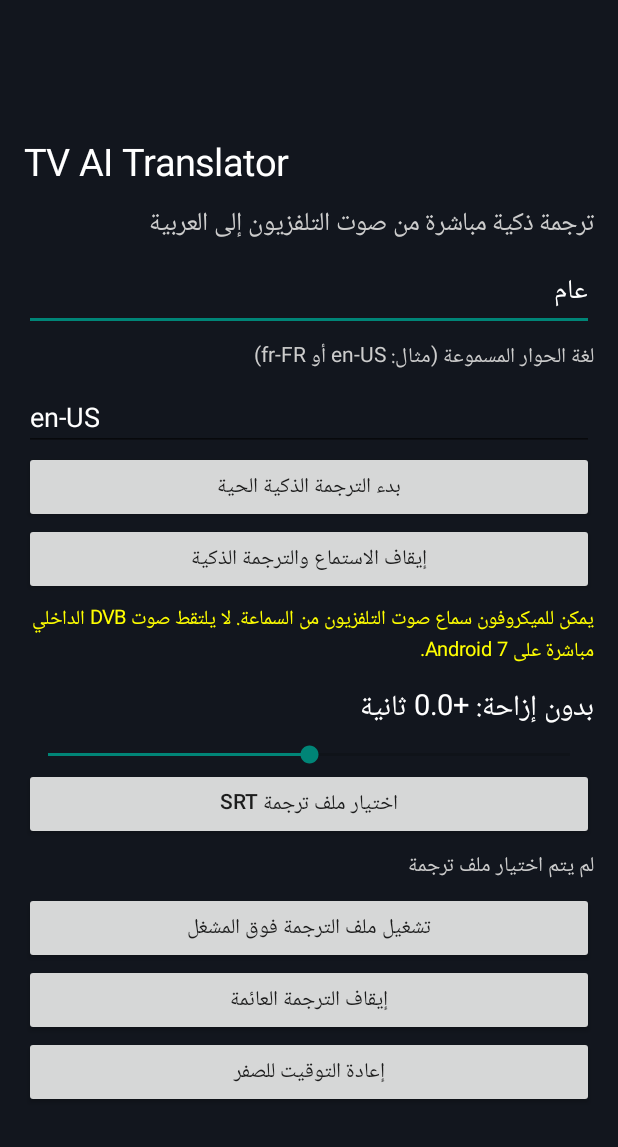
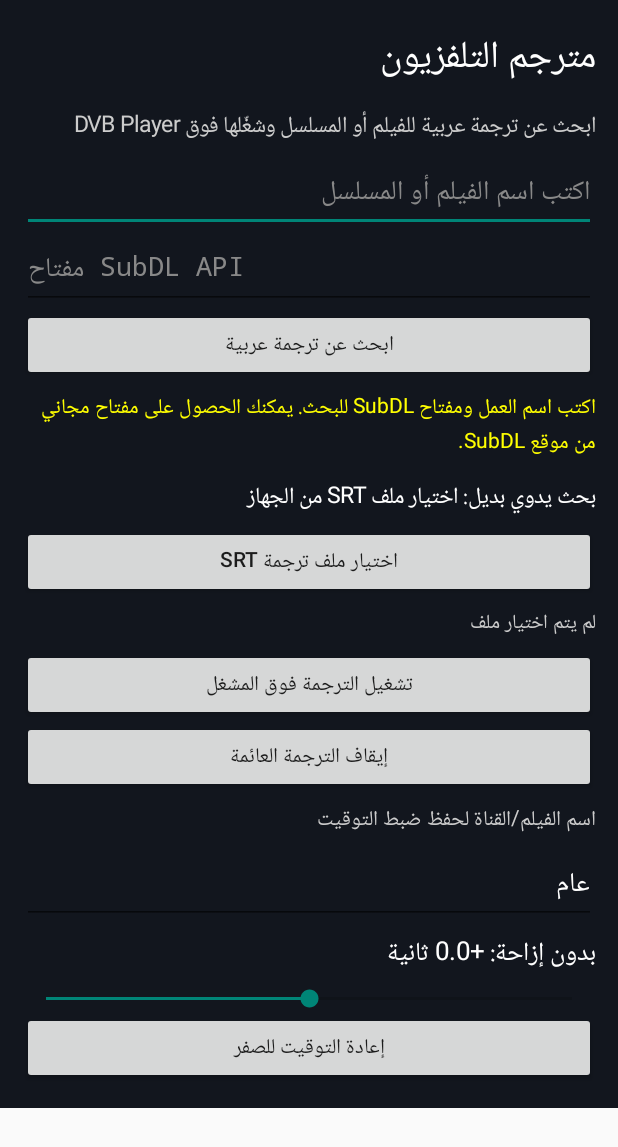
Before and after one commit to ahmed2883166/cccam1, an Android app: the screen it shows after launch (MainActivity), on a phone screen of 412 x 824 dp. Shown: the top 1147 px of the screen. Run offline under Robolectric (Android 15) with nearby library versions, the phone set to English and light mode, and no system bars.

Commit message:
Add Arabic subtitle search and download UI

```diff
--- a/app/src/main/java/com/tvaitranslator/MainActivity.java
+++ b/app/src/main/java/com/tvaitranslator/MainActivity.java
@@ -1,220 +1,139 @@
 package com.tvaitranslator;
 
-import android.Manifest;
 import android.app.Activity;
 import android.content.Intent;
-import android.content.pm.PackageManager;
 import android.net.Uri;
 import android.os.Bundle;
 import android.provider.Settings;
 import android.graphics.Color;
 import android.view.Gravity;
-import android.widget.Button;
-import android.widget.EditText;
-import android.widget.LinearLayout;
-import android.widget.SeekBar;
-import android.widget.TextView;
-import android.text.Editable;
-import android.text.TextWatcher;
-import android.widget.Toast;
+import android.view.View;
+import android.widget.*;
 import android.content.SharedPreferences;
+import org.json.JSONArray;
+import org.json.JSONObject;
+import java.io.*;
+import java.net.*;
 import java.util.Locale;
 
 public class MainActivity extends Activity {
-    private static final int PICK_SRT = 41;
-    private static final int REQUEST_AUDIO = 42;
-    private static final int MAX_OFFSET_MS = 600000;
+    private static final int PICK_SRT=41, MAX_OFFSET_MS=600000;
     private SharedPreferences prefs;
-    private TextView offsetLabel, fileLabel;
+    private EditText titleInput,keyInput,profileInput;
+    private TextView status,offsetLabel,fileLabel;
+    private LinearLayout resultsBox;
     private SeekBar offsetSlider;
-    private EditText profileInput, languageInput;
     private Uri selectedSrt;
-    private boolean startAiAfterPermission = false;
 
     @Override public void onCreate(Bundle state) {
         super.onCreate(state);
-        prefs = getSharedPreferences("subtitle_profiles", MODE_PRIVATE);
-        LinearLayout root = new LinearLayout(this);
-        root.setOrientation(LinearLayout.VERTICAL);
-        root.setPadding(24, 20, 24, 20);
-        root.setGravity(Gravity.CENTER_VERTICAL);
-        root.setBackgroundColor(Color.rgb(18, 22, 30));
+        prefs=getSharedPreferences("subtitle_profiles",MODE_PRIVATE);
+        ScrollView scroll=new ScrollView(this);
+        LinearLayout root=new LinearLayout(this); root.setOrientation(LinearLayout.VERTICAL);
+        root.setPadding(22,18,22,24); root.setBackgroundColor(Color.rgb(18,22,30)); scroll.addView(root);
+        root.addView(label("مترجم التلفزيون",25,Color.WHITE));
+        root.addView(label("ابحث عن ترجمة عربية للفيلم أو المسلسل وشغّلها فوق DVB Player",15,Color.LTGRAY));
 
-        root.addView(text("TV AI Translator", 25, Color.WHITE));
-        root.addView(text("ترجمة ذكية مباشرة من صوت التلفزيون إلى العربية", 17, Color.LTGRAY));
+        titleInput=edit("اكتب اسم الفيلم أو المسلسل"); root.addView(titleInput);
+        keyInput=edit("مفتاح SubDL API"); keyInput.setInputType( android.text.InputType.TYPE_CLASS_TEXT|android.text.InputType.TYPE_TEXT_VARIATION_PASSWORD);
+        keyInput.setText(prefs.getString("subdl_key","")); root.addView(keyInput);
+        Button search=button("ابحث عن ترجمة عربية"); root.addView(search);
+        search.setOnClickListener(v->searchSubtitles());
 
-        profileInput = new EditText(this);
-        profileInput.setSingleLine(true);
-        profileInput.setTextColor(Color.WHITE);
-        profileInput.setHintTextColor(Color.GRAY);
-        profileInput.setHint("اسم القناة أو الفيلم لحفظ الإعدادات");
-        root.addView(profileInput);
+        status=label("اكتب اسم العمل ومفتاح SubDL للبحث. يمكنك الحصول على مفتاح مجاني من موقع SubDL.",14,Color.YELLOW); root.addView(status);
+        resultsBox=new LinearLayout(this); resultsBox.setOrientation(LinearLayout.VERTICAL); root.addView(resultsBox);
 
-        root.addView(text("لغة الحوار المسموعة (مثال: en-US أو fr-FR)", 14, Color.LTGRAY));
-        languageInput = new EditText(this);
-        languageInput.setSingleLine(true);
-        languageInput.setText("en-US");
-        languageInput.setTextColor(Color.WHITE);
-        languageInput.setHintTextColor(Color.GRAY);
-        root.addView(languageInput);
+        root.addView(label("بحث يدوي بديل: اختيار ملف SRT من الجهاز",15,Color.WHITE));
+        Button choose=button("اختيار ملف ترجمة SRT"); root.addView(choose);
+        choose.setOnClickListener(v->{Intent i=new Intent(Intent.ACTION_OPEN_DOCUMENT);i.addCategory(Intent.CATEGORY_OPENABLE);i.setType("*/*");i.addFlags(Intent.FLAG_GRANT_READ_URI_PERMISSION|Intent.FLAG_GRANT_PERSISTABLE_URI_PERMISSION);startActivityForResult(i,PICK_SRT);});
+        fileLabel=label("لم يتم اختيار ملف",13,Color.LTGRAY); root.addView(fileLabel);
+        Button play=button("تشغيل الترجمة فوق المشغل");root.addView(play);play.setOnClickListener(v->startOverlay());
+        Button stop=button("إيقاف الترجمة العائمة");root.addView(stop);stop.setOnClickListener(v->stopService(new Intent(this,SubtitleOverlayService.class)));
 
-        Button startAi = new Button(this);
-        startAi.setText("بدء الترجمة الذكية الحية");
-        startAi.setOnClickListener(v -> requestAndStartAi());
-        root.addView(startAi);
-
-        Button stopAi = new Button(this);
-        stopAi.setText("إيقاف الاستماع والترجمة الذكية");
-        stopAi.setOnClickListener(v -> {
-            stopService(new Intent(this, LiveAiService.class));
-            Toast.makeText(this, "تم إيقاف خدمة الترجمة الذكية", Toast.LENGTH_SHORT).show();
+        root.addView(label("اسم الفيلم/القناة لحفظ ضبط التوقيت",14,Color.LTGRAY));
+        profileInput=edit("اسم الملف أو القناة");root.addView(profileInput);
+        offsetLabel=label("التوقيت: 0.0 ثانية",17,Color.WHITE);root.addView(offsetLabel);
+        offsetSlider=new SeekBar(this);offsetSlider.setMax(1200);root.addView(offsetSlider);
+        offsetSlider.setOnSeekBarChangeListener(new SeekBar.OnSeekBarChangeListener(){
+            public void onProgressChanged(SeekBar b,int p,boolean user){int ms=(p-600)*1000;showOffset(ms);prefs.edit().putInt(profileKey(),ms).apply();Intent u=new Intent(MainActivity.this,SubtitleOverlayService.class);u.setAction(SubtitleOverlayService.ACTION_OFFSET);u.putExtra(SubtitleOverlayService.EXTRA_OFFSET,ms);startService(u);}
+            public void onStartTrackingTouch(SeekBar b){} public void onStopTrackingTouch(SeekBar b){}
         });
-        root.addView(stopAi);
-
-        root.addView(text("يمكن للميكروفون سماع صوت التلفزيون من السماعة. لا يلتقط صوت DVB الداخلي مباشرة على Android 7.", 13, Color.YELLOW));
-
-        offsetLabel = text("التوقيت: 0.0 ثانية", 19, Color.WHITE);
-        root.addView(offsetLabel);
-        offsetSlider = new SeekBar(this);
-        offsetSlider.setMax(1200);
-        root.addView(offsetSlider);
-        offsetSlider.setOnSeekBarChangeListener(new SeekBar.OnSeekBarChangeListener() {
-            @Override public void onProgressChanged(SeekBar bar, int value, boolean user) {
-                int offset = Math.max(-MAX_OFFSET_MS, Math.min(MAX_OFFSET_MS, (value - 600) * 1000));
-                showOffset(offset);
-                prefs.edit().putInt(key(), offset).apply();
-                Intent update = new Intent(MainActivity.this, SubtitleOverlayService.class);
-                update.setAction(SubtitleOverlayService.ACTION_OFFSET);
-                update.putExtra(SubtitleOverlayService.EXTRA_OFFSET, offset);
-                startService(update);
-            }
-            @Override public void onStartTrackingTouch(SeekBar bar) { }
-            @Override public void onStopTrackingTouch(SeekBar bar) { }
-        });
-
-        Button choose = new Button(this);
-        choose.setText("اختيار ملف ترجمة SRT");
-        choose.setOnClickListener(v -> {
-            Intent pick = new Intent(Intent.ACTION_OPEN_DOCUMENT);
-            pick.addCategory(Intent.CATEGORY_OPENABLE);
-            pick.setType("*/*");
-            pick.addFlags(Intent.FLAG_GRANT_READ_URI_PERMISSION | Intent.FLAG_GRANT_PERSISTABLE_URI_PERMISSION);
-            startActivityForResult(pick, PICK_SRT);
-        });
-        root.addView(choose);
-
-        fileLabel = text("لم يتم اختيار ملف ترجمة", 14, Color.LTGRAY);
-        root.addView(fileLabel);
-
-        Button show = new Button(this);
-        show.setText("تشغيل ملف الترجمة فوق المشغل");
-        show.setOnClickListener(v -> startOverlay());
-        root.addView(show);
-
-        Button stop = new Button(this);
-        stop.setText("إيقاف الترجمة العائمة");
-        stop.setOnClickListener(v -> stopService(new Intent(this, SubtitleOverlayService.class)));
-        root.addView(stop);
-
-        Button reset = new Button(this);
-        reset.setText("إعادة التوقيت للصفر");
-        reset.setOnClickListener(v -> offsetSlider.setProgress(600));
-        root.addView(reset);
-
-        profileInput.addTextChangedListener(new TextWatcher() {
-            @Override public void beforeTextChanged(CharSequence s,int st,int c,int a) { }
-            @Override public void onTextChanged(CharSequence s,int st,int before,int count) { loadProfile(); }
-            @Override public void afterTextChanged(Editable e) { }
-        });
-        setContentView(root);
-        profileInput.setText("عام");
-        loadProfile();
+        Button reset=button("إعادة التوقيت للصفر");root.addView(reset);reset.setOnClickListener(v->offsetSlider.setProgress(600));
+        profileInput.setText("عام"); loadProfile();
+        setContentView(scroll);
     }
 
-    private void requestAndStartAi() {
-        if (!Settings.canDrawOverlays(this)) {
-            Intent permission = new Intent(Settings.ACTION_MANAGE_OVERLAY_PERMISSION, Uri.parse("package:" + getPackageName()));
-            startActivity(permission);
-            Toast.makeText(this, "اسمح بالظهور فوق التطبيقات ثم اضغط بدء الترجمة الذكية", Toast.LENGTH_LONG).show();
-            return;
-        }
-        if (checkSelfPermission(Manifest.permission.RECORD_AUDIO) != PackageManager.PERMISSION_GRANTED) {
-            startAiAfterPermission = true;
-            requestPermissions(new String[]{Manifest.permission.RECORD_AUDIO}, REQUEST_AUDIO);
-            return;
-        }
-        startAi();
+    private void searchSubtitles(){
+        final String title=titleInput.getText().toString().trim(), key=keyInput.getText().toString().trim();
+        if(title.isEmpty()||key.isEmpty()){status.setText("اكتب اسم الفيلم ومفتاح SubDL أولًا.");return;}
+        prefs.edit().putString("subdl_key",key).apply();
+        status.setText("جاري البحث عن الترجمات العربية...");
+        resultsBox.removeAllViews();
+        new Thread(()->{
+            try{
+                String q="https://api.subdl.com/api/v1/subtitles?api_key="+enc(key)+"&film_name="+enc(title)+"&languages=AR&subs_per_page=30&unpack=1";
+                HttpURLConnection c=(HttpURLConnection)new URL(q).openConnection();c.setConnectTimeout(15000);c.setReadTimeout(20000);c.setRequestProperty("Accept","application/json");
+                int code=c.getResponseCode();InputStream in=code>=200&&code<300?c.getInputStream():c.getErrorStream();
+                String body=read(in);c.disconnect();JSONObject data=new JSONObject(body);
+                if(!data.optBoolean("status"))throw new Exception(data.optString("error","فشل البحث من SubDL"));
+                JSONArray subs=data.optJSONArray("subtitles"); final int count=subs==null?0:subs.length();
+                runOnUiThread(()->{
+                    if(count==0){status.setText("لم تظهر ترجمة عربية لهذا الاسم. جرّب كتابة الاسم بالإنجليزية أو اسم الحلقة.");return;}
+                    status.setText("نتائج الترجمة العربية: "+count+" — اختر الملف المناسب.");
+                    for(int i=0;i<count;i++){
+                        JSONObject sub=subs.optJSONObject(i);if(sub==null)continue;
+                        JSONArray files=sub.optJSONArray("unpack_files");
+                        if(files!=null&&files.length()>0){
+                            for(int j=0;j<files.length();j++) addSubtitleChoice(files.optJSONObject(j),sub.optString("release_name",sub.optString("name","ترجمة")));
+                        } else {
+                            final String zip=sub.optString("url","");
+                            TextView note=label("حزمة غير مفكوكة: "+sub.optString("release_name",sub.optString("name","ملف"))+" (تنزيل ZIP غير مدعوم بعد)",13,Color.LTGRAY);resultsBox.addView(note);
+                        }
+                    }
+                });
+            }catch(Exception e){runOnUiThread(()->status.setText("تعذر البحث: "+e.getMessage()));}
+        }).start();
     }
 
-    private void startAi() {
-        if (!android.speech.SpeechRecognizer.isRecognitionAvailable(this)) {
-            Toast.makeText(this, "خدمة التعرف على الكلام غير متاحة. يلزم تثبيت خدمة Google Speech Recognition متوافقة.", Toast.LENGTH_LONG).show();
-            return;
-        }
-        String locale = languageInput.getText().toString().trim();
-        if (locale.isEmpty()) locale = Locale.getDefault().toLanguageTag();
-        Intent service = new Intent(this, LiveAiService.class);
-        service.putExtra(LiveAiService.EXTRA_SPEECH_LOCALE, locale);
-        startService(service);
-        Toast.makeText(this, "بدأ الاستماع. اجعل صوت التلفزيون مسموعًا قرب الجهاز.", Toast.LENGTH_LONG).show();
+    private void addSubtitleChoice(JSONObject f,String parent){
+        if(f==null)return;
+        String name=f.optString("name","subtitle.srt"),release=f.optString("release_name",parent);
+        String lang=f.optString("language","AR"),format=f.optString("format","srt"),url=f.optString("url","");
+        TextView item=label(name+"\n"+release+" | "+lang+" | "+format,14,Color.WHITE);resultsBox.addView(item);
+        Button download=button("تنزيل وتشغيل: "+name);resultsBox.addView(download);
+        download.setOnClickListener(v->downloadAndPlay(url,name));
     }
 
-    @Override public void onRequestPermissionsResult(int requestCode, String[] permissions, int[] results) {
-        super.onRequestPermissionsResult(requestCode, permissions, results);
-        if (requestCode == REQUEST_AUDIO) {
-            if (results.length > 0 && results[0] == PackageManager.PERMISSION_GRANTED && startAiAfterPermission) startAi();
-            else Toast.makeText(this, "يلزم السماح باستخدام الميكروفون", Toast.LENGTH_LONG).show();
-            startAiAfterPermission = false;
-        }
+    private void downloadAndPlay(String path,String name){
+        if(path.isEmpty()){status.setText("رابط ملف الترجمة غير متاح.");return;}
+        status.setText("جاري تنزيل ملف الترجمة...");
+        new Thread(()->{
+            try{
+                String link=path.startsWith("http")?path:"https://dl.subdl.com"+(path.startsWith("/")?path:"/"+path);
+                HttpURLConnection c=(HttpURLConnection)new URL(link).openConnection();c.setConnectTimeout(15000);c.setReadTimeout(30000);
+                if(c.getResponseCode()<200||c.getResponseCode()>=300)throw new IOException("HTTP "+c.getResponseCode());
+                File out=new File(getCacheDir(),"selected_subtitle.srt");
+                try(InputStream in=c.getInputStream();FileOutputStream fos=new FileOutputStream(out)){byte[] b=new byte[8192];int n;while((n=in.read(b))!=-1)fos.write(b,0,n);}
+                c.disconnect();
+                runOnUiThread(()->{selectedSrt=Uri.fromFile(out);fileLabel.setText("تم التنزيل: "+name);status.setText("تم التنزيل. اضغط تشغيل الترجمة فوق المشغل.");startOverlay();});
+            }catch(Exception e){runOnUiThread(()->status.setText("فشل تنزيل الترجمة: "+e.getMessage()));}
+        }).start();
     }
 
-    private void startOverlay() {
-        if (selectedSrt == null) {
-            Toast.makeText(this, "اختار ملف SRT الأول", Toast.LENGTH_LONG).show();
-            return;
-        }
-        if (!Settings.canDrawOverlays(this)) {
-            Intent permission = new Intent(Settings.ACTION_MANAGE_OVERLAY_PERMISSION, Uri.parse("package:" + getPackageName()));
-            startActivity(permission);
-            Toast.makeText(this, "فعّل السماح بالظهور فوق التطبيقات ثم اضغط تشغيل مرة أخرى", Toast.LENGTH_LONG).show();
-            return;
-        }
-        Intent service = new Intent(this, SubtitleOverlayService.class);
-        service.setAction(SubtitleOverlayService.ACTION_START);
-        service.setData(selectedSrt);
-        service.putExtra(SubtitleOverlayService.EXTRA_OFFSET, prefs.getInt(key(), 0));
-        startService(service);
+    private void startOverlay(){
+        if(selectedSrt==null){status.setText("اختار أو نزّل ملف SRT أولًا.");return;}
+        if(!Settings.canDrawOverlays(this)){Intent p=new Intent(Settings.ACTION_MANAGE_OVERLAY_PERMISSION,Uri.parse("package:"+getPackageName()));startActivity(p);status.setText("اسمح بالظهور فوق التطبيقات ثم اضغط تشغيل مرة أخرى.");return;}
+        Intent s=new Intent(this,SubtitleOverlayService.class);s.setAction(SubtitleOverlayService.ACTION_START);s.setData(selectedSrt);s.putExtra(SubtitleOverlayService.EXTRA_OFFSET,prefs.getInt(profileKey(),0));startService(s);
+        status.setText("تم إرسال ملف الترجمة إلى الطبقة العائمة.");
     }
 
-    @Override protected void onActivityResult(int requestCode,int resultCode,Intent data) {
-        super.onActivityResult(requestCode,resultCode,data);
-        if (requestCode == PICK_SRT && resultCode == RESULT_OK && data != null) {
-            selectedSrt = data.getData();
-            if (selectedSrt != null) {
-                try {
-                    getContentResolver().takePersistableUriPermission(selectedSrt, Intent.FLAG_GRANT_READ_URI_PERMISSION);
-                } catch (SecurityException ignored) { }
-                fileLabel.setText("ملف الترجمة: " + selectedSrt.getLastPathSegment());
-            }
-        }
-    }
-
-    private TextView text(String value,int size,int color) {
-        TextView t = new TextView(this); t.setText(value); t.setTextSize(size); t.setTextColor(color); t.setPadding(0,8,0,8); return t;
-    }
-    private String key() {
-        String value = profileInput == null ? "" : profileInput.getText().toString().trim();
-        return value.isEmpty() ? "default" : value;
-    }
-    private void showOffset(int millis) {
-        double seconds = millis / 1000.0;
-        String direction = millis > 0 ? "تأخير" : (millis < 0 ? "تقديم" : "بدون إزاحة");
-        offsetLabel.setText(String.format(Locale.US, "%s: %+.1f ثانية", direction, seconds));
-    }
-    private void loadProfile() {
-        if (profileInput == null || offsetSlider == null) return;
-        int offset = prefs.getInt(key(), 0);
-        offsetSlider.setProgress(Math.max(0, Math.min(1200, 600 + offset / 1000)));
-        showOffset(offset);
-    }
+    @Override protected void onActivityResult(int r,int code,Intent data){super.onActivityResult(r,code,data);if(r==PICK_SRT&&code==RESULT_OK&&data!=null){selectedSrt=data.getData();try{getContentResolver().takePersistableUriPermission(selectedSrt,Intent.FLAG_GRANT_READ_URI_PERMISSION);}catch(Exception ignored){}fileLabel.setText("ملف الترجمة: "+selectedSrt.getLastPathSegment());}}
+    private String profileKey(){String s=profileInput==null?"":profileInput.getText().toString().trim();return s.isEmpty()?"default":s;}
+    private void loadProfile(){int ms=prefs.getInt(profileKey(),0);offsetSlider.setProgress(Math.max(0,Math.min(1200,600+ms/1000)));showOffset(ms);}
+    private void showOffset(int ms){offsetLabel.setText((ms>0?"تأخير":ms<0?"تقديم":"بدون إزاحة")+String.format(Locale.US,": %+.1f ثانية",ms/1000.0));}
+    private String enc(String s)throws Exception{return URLEncoder.encode(s,"UTF-8");}
+    private String read(InputStream in)throws Exception{try(BufferedReader r=new BufferedReader(new InputStreamReader(in,"UTF-8"))){StringBuilder b=new StringBuilder();String l;while((l=r.readLine())!=null)b.append(l);return b.toString();}}
+    private EditText edit(String hint){EditText e=new EditText(this);e.setSingleLine(true);e.setTextColor(Color.WHITE);e.setHintTextColor(Color.GRAY);e.setHint(hint);return e;}
+    private TextView label(String s,int size,int color){TextView t=new TextView(this);t.setText(s);t.setTextSize(size);t.setTextColor(color);t.setPadding(0,9,0,9);return t;}
+    private Button button(String s){Button b=new Button(this);b.setText(s);return b;}
 }
```
